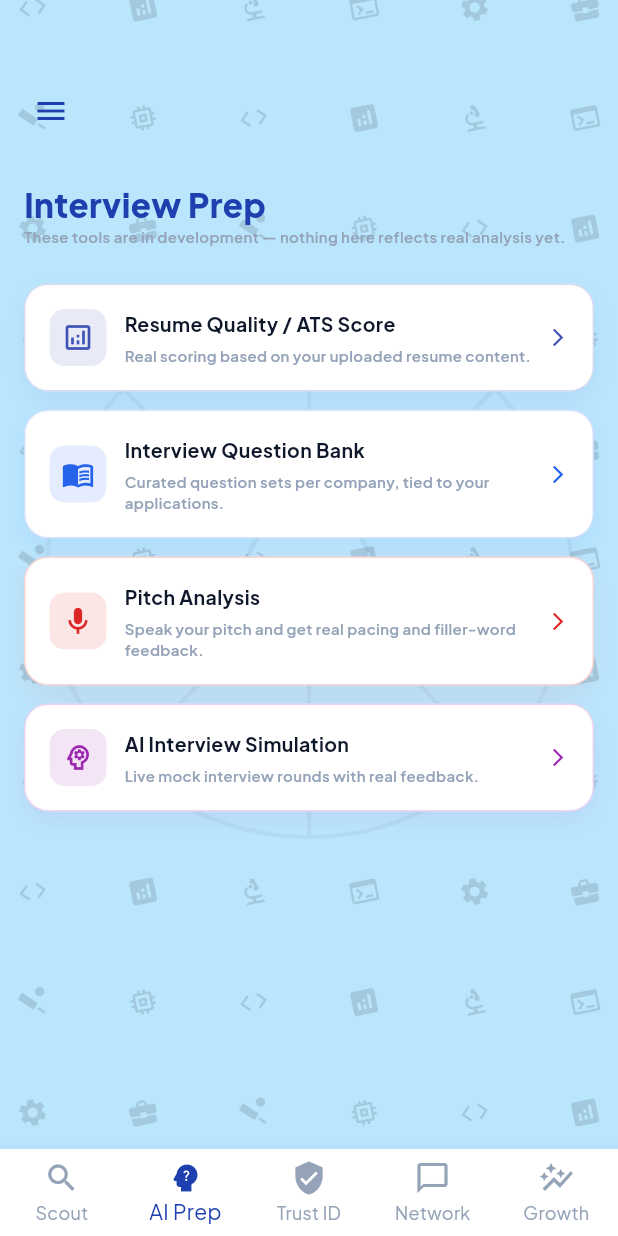
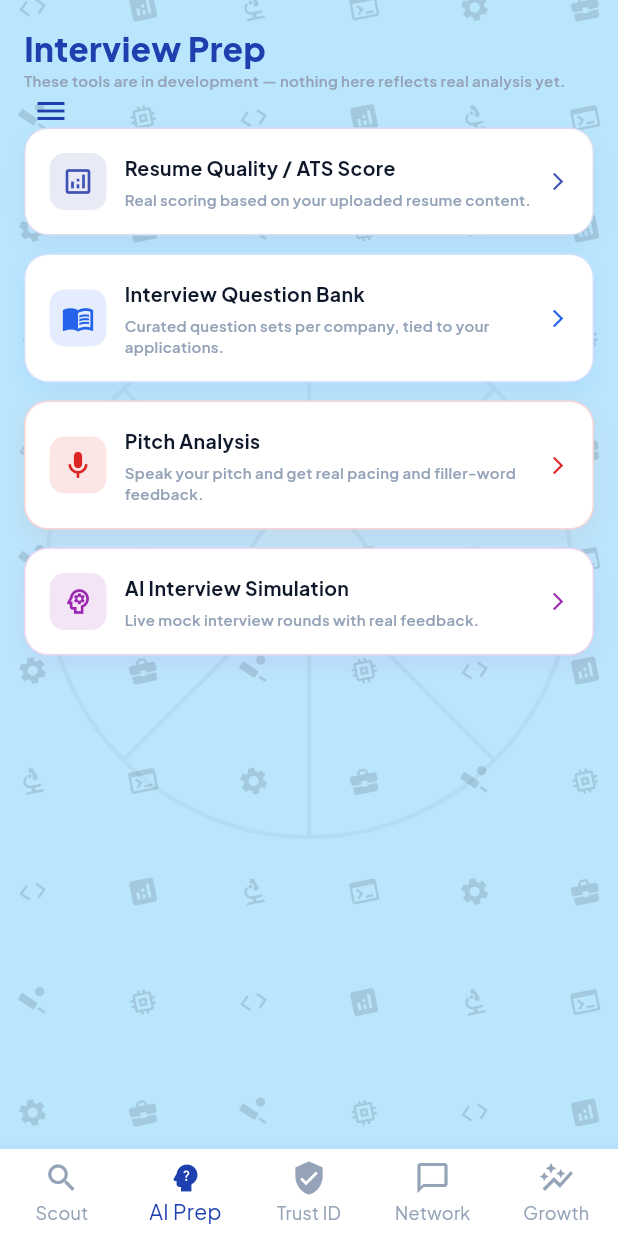
Before and after one commit to Sujithreddy10/pro-recruit-ai, a Flutter app: the MainNavigation screen opened directly, item 2 of the bottom bar chosen, on a phone screen of 412 x 824 dp. Run offline on Flutter 3.47's test engine with Material 3 defaults, Android fonts, the light colour scheme and no system bars; our stand-ins replace file_picker, flutter_dotenv, google_fonts, share_plus, speech_to_text, supabase_flutter; missing offline and left inert: onesignal_flutter; accounts and stored records are empty.

Commit message:
refactor(candidate): modularize ai_prep_tab and trust_id_tab with reusable cards and safe padding

```diff
--- a/lib/features/candidate/tabs/ai_prep_tab.dart
+++ b/lib/features/candidate/tabs/ai_prep_tab.dart
@@ -3,6 +3,7 @@ import 'package:pro_recruit_ai/features/candidate/screens/ai_interview_simulatio
 import 'package:pro_recruit_ai/features/candidate/screens/mnc_question_bank_screen.dart';
 import 'package:pro_recruit_ai/features/candidate/screens/pitch_analysis_screen.dart';
 import 'package:pro_recruit_ai/features/candidate/screens/resume_score_screen.dart';
+import 'package:pro_recruit_ai/features/candidate/widgets/candidate_growth_card.dart';
 import 'package:pro_recruit_ai/shared/app_design_system.dart';
 
 class AIPrepTab extends StatelessWidget {
@@ -10,8 +11,9 @@ class AIPrepTab extends StatelessWidget {
 
   @override
   Widget build(BuildContext context) {
-    return ListView(
-      padding: EdgeInsets.fromLTRB(AppSpacing.lg, 120, AppSpacing.lg, AppSpacing.lg),
+    return SafeArea(
+      child: ListView(
+        padding: EdgeInsets.all(AppSpacing.lg),
         children: [
           Text(
             "Interview Prep",
@@ -22,104 +24,47 @@ class AIPrepTab extends StatelessWidget {
             style: AppTypography.caption.copyWith(color: AppColors.textMuted),
           ),
           SizedBox(height: AppSpacing.xl),
-        _premiumFeatureCard(
-          "Resume Quality / ATS Score",
-          Icons.analytics_outlined,
-          "Real scoring based on your uploaded resume content.",
-          Colors.indigo,
+          CandidateGrowthCard(
+            title: "Resume Quality / ATS Score",
+            icon: Icons.analytics_outlined,
+            description: "Real scoring based on your uploaded resume content.",
+            accentColor: Colors.indigo,
             onTap: () => Navigator.push(
               context,
               MaterialPageRoute(builder: (c) => const ResumeScoreScreen()),
             ),
           ),
-        _premiumFeatureCard(
-          "Interview Question Bank",
-          Icons.menu_book_outlined,
-          "Curated question sets per company, tied to your applications.",
-          AppColors.info,
+          CandidateGrowthCard(
+            title: "Interview Question Bank",
+            icon: Icons.menu_book_outlined,
+            description: "Curated question sets per company, tied to your applications.",
+            accentColor: AppColors.info,
             onTap: () => Navigator.push(
               context,
               MaterialPageRoute(builder: (c) => const MNCQuestionBankScreen()),
             ),
           ),
-        _premiumFeatureCard(
-          "Pitch Analysis",
-          Icons.mic_outlined,
-          "Speak your pitch and get real pacing and filler-word feedback.",
-          AppColors.error,
+          CandidateGrowthCard(
+            title: "Pitch Analysis",
+            icon: Icons.mic_outlined,
+            description: "Speak your pitch and get real pacing and filler-word feedback.",
+            accentColor: AppColors.error,
             onTap: () => Navigator.push(
               context,
               MaterialPageRoute(builder: (c) => const PitchAnalysisScreen()),
             ),
           ),
-        _premiumFeatureCard(
-          "AI Interview Simulation",
-          Icons.psychology_outlined,
-          "Live mock interview rounds with real feedback.",
-          Colors.purple,
+          CandidateGrowthCard(
+            title: "AI Interview Simulation",
+            icon: Icons.psychology_outlined,
+            description: "Live mock interview rounds with real feedback.",
+            accentColor: Colors.purple,
             onTap: () => Navigator.push(
               context,
               MaterialPageRoute(builder: (c) => const AIInterviewSimulationScreen()),
             ),
           ),
         ],
-    );
-  }
-
-  Widget _premiumFeatureCard(
-    String title,
-    IconData icon,
-    String desc,
-    Color color, {
-    required VoidCallback onTap,
-  }) {
-    return GestureDetector(
-      onTap: onTap,
-      child: Container(
-        margin: EdgeInsets.only(bottom: AppSpacing.md),
-        padding: EdgeInsets.all(AppSpacing.lg),
-        decoration: BoxDecoration(
-          color: AppColors.surface,
-          borderRadius: AppBorderRadius.medium,
-          border: Border.all(color: color.withValues(alpha: 0.2)),
-          boxShadow: [
-            BoxShadow(
-              color: color.withValues(alpha: 0.08),
-              blurRadius: 14,
-              offset: const Offset(0, 6),
-            ),
-          ],
-        ),
-        child: Row(
-          children: [
-            Container(
-              padding: EdgeInsets.all(AppSpacing.sm),
-              decoration: BoxDecoration(
-                color: color.withValues(alpha: 0.12),
-                borderRadius: AppBorderRadius.small,
-              ),
-              child: Icon(icon, color: color, size: 22),
-            ),
-            SizedBox(width: AppSpacing.md),
-            Expanded(
-              child: Column(
-                crossAxisAlignment: CrossAxisAlignment.start,
-                children: [
-                  Text(
-                    title,
-                    style: AppTypography.bodyMediumBold.copyWith(color: AppColors.textPrimary),
-                  ),
-                  SizedBox(height: AppSpacing.xs),
-                  Text(
-                    desc,
-                    style: AppTypography.caption.copyWith(color: AppColors.textMuted),
-                  ),
-                ],
-              ),
-            ),
-            Icon(Icons.arrow_forward_ios, size: 14, color: color),
-          ],
-        ),
       ),
     );
   }
```
Also changed, not shown: lib/features/candidate/tabs/trust_id_tab.dart (+16 -73 lines), lib/features/candidate/widgets/candidate_trust_card.dart (added, +100 -0 lines). Lines whose indentation alone changed are shown as unchanged.
